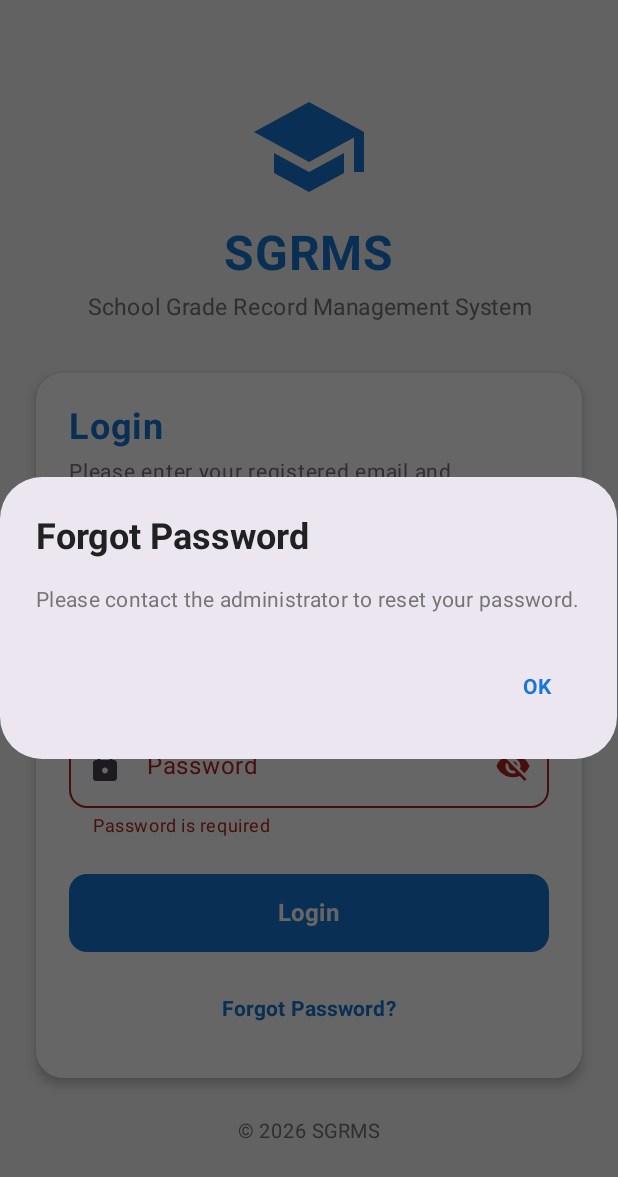
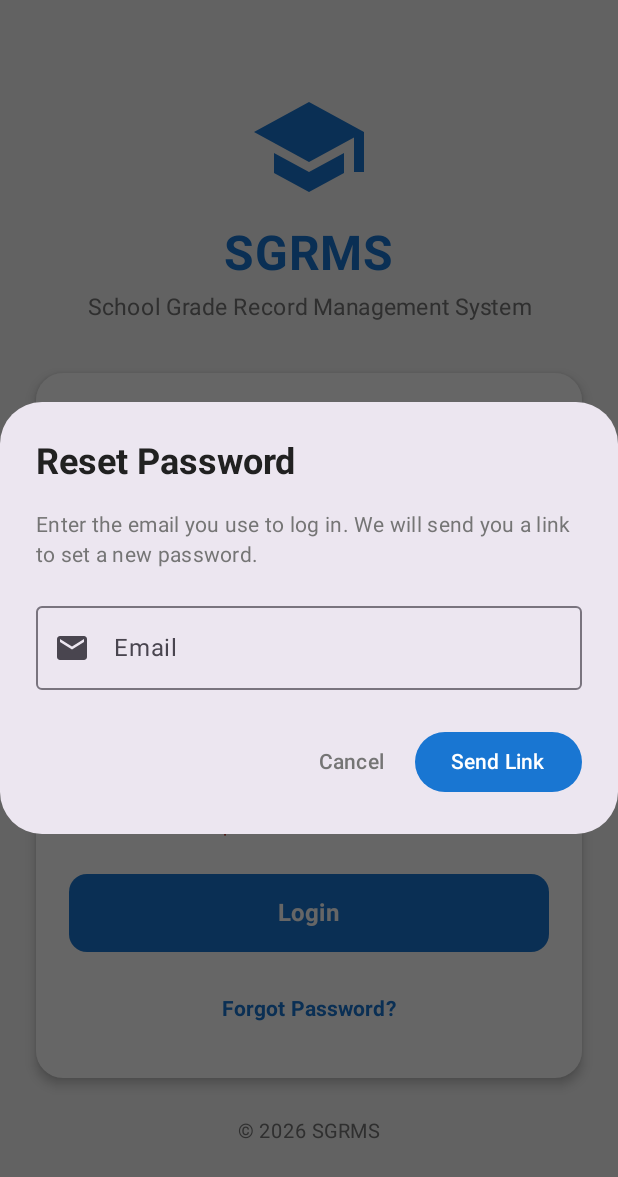
Before and after one commit to wilanwell/SGRMS, an Android app built with Jetpack Compose: the screen it shows after launch (MainActivity), after a tap on "Forgot Password?", on a phone screen of 412 x 824 dp. Shown: the top 1177 px of the screen. Run offline under Robolectric (Android 15) with nearby library versions, the phone set to English and light mode, and no system bars; our stand-ins replace Dagger/Hilt's generated code, Firebase (no records; nobody signed in at launch, a user with empty details on screens opened directly); libraries missing offline, so code that uses them is left out: androidx.hilt.lifecycle; 1 other tap on this screen came first.

Commit message:
Real Forgot Password flow and readable status bar on Login
- Forgot Password? now sends a Firebase reset email instead of telling
  the user to contact the admin. Same response whether or not the email
  is registered, so it cannot be used to discover accounts.
- isValidEmail (same rule as the Cloud Functions) for login and reset,
  with unit tests.
- Dark status bar icons on the light Login screen.

```diff
--- a/app/src/main/java/com/example/sgrms/data/firebase/FirebaseAuthService.kt
+++ b/app/src/main/java/com/example/sgrms/data/firebase/FirebaseAuthService.kt
@@ -64,6 +64,11 @@ class FirebaseAuthService @Inject constructor(
         firebaseAuth.signOut()
     }
 
+    /** Asks Firebase Auth to e-mail a password reset link. */
+    suspend fun sendPasswordResetEmail(email: String) {
+        firebaseAuth.sendPasswordResetEmail(email).await()
+    }
+
     /** Re-authenticates with the current password, then sets a new one. */
     suspend fun changePassword(
         currentPassword: String,
--- a/app/src/main/java/com/example/sgrms/data/repository/AuthRepository.kt
+++ b/app/src/main/java/com/example/sgrms/data/repository/AuthRepository.kt
@@ -35,6 +35,10 @@ class AuthRepository @Inject constructor(
         firebaseAuthService.logoutUser()
     }
 
+    suspend fun sendPasswordResetEmail(email: String) {
+        firebaseAuthService.sendPasswordResetEmail(email)
+    }
+
     suspend fun changePassword(
         currentPassword: String,
         newPassword: String
--- /dev/null
+++ b/app/src/main/java/com/example/sgrms/ui/components/StatusBarIcons.kt
@@ -0,0 +1,30 @@
+package com.example.sgrms.ui.components
+
+import android.app.Activity
+import androidx.compose.runtime.Composable
+import androidx.compose.runtime.DisposableEffect
+import androidx.compose.ui.platform.LocalView
+import androidx.core.view.WindowCompat
+
+/**
+ * Use dark status bar icons while this composable is shown, for screens
+ * with a light background behind the status bar (most screens have the
+ * blue TopBar there and keep the default light icons).
+ */
+@Composable
+fun DarkStatusBarIcons() {
+    val view = LocalView.current
+    if (view.isInEditMode) return
+
+    DisposableEffect(view) {
+        val window = (view.context as? Activity)?.window
+        val controller = window?.let { WindowCompat.getInsetsController(it, view) }
+        val previous = controller?.isAppearanceLightStatusBars
+
+        controller?.isAppearanceLightStatusBars = true
+
+        onDispose {
+            if (previous != null) controller.isAppearanceLightStatusBars = previous
+        }
+    }
+}
--- /dev/null
+++ b/app/src/main/java/com/example/sgrms/ui/login/ForgotPasswordDialog.kt
@@ -0,0 +1,148 @@
+package com.example.sgrms.ui.login
+
+import androidx.compose.foundation.layout.Column
+import androidx.compose.foundation.layout.Spacer
+import androidx.compose.foundation.layout.fillMaxWidth
+import androidx.compose.foundation.layout.height
+import androidx.compose.foundation.layout.size
+import androidx.compose.foundation.text.KeyboardActions
+import androidx.compose.foundation.text.KeyboardOptions
+import androidx.compose.material.icons.Icons
+import androidx.compose.material.icons.filled.Email
+import androidx.compose.material3.AlertDialog
+import androidx.compose.material3.Button
+import androidx.compose.material3.ButtonDefaults
+import androidx.compose.material3.CircularProgressIndicator
+import androidx.compose.material3.Icon
+import androidx.compose.material3.OutlinedTextField
+import androidx.compose.material3.Text
+import androidx.compose.material3.TextButton
+import androidx.compose.runtime.Composable
+import androidx.compose.runtime.collectAsState
+import androidx.compose.runtime.getValue
+import androidx.compose.runtime.mutableStateOf
+import androidx.compose.runtime.remember
+import androidx.compose.runtime.setValue
+import androidx.compose.ui.Modifier
+import androidx.compose.ui.graphics.Color
+import androidx.compose.ui.text.font.FontWeight
+import androidx.compose.ui.text.input.ImeAction
+import androidx.compose.ui.text.input.KeyboardType
+import androidx.compose.ui.unit.dp
+import androidx.compose.ui.unit.sp
+import androidx.hilt.lifecycle.viewmodel.compose.hiltViewModel
+import com.example.sgrms.ui.theme.ErrorRed
+import com.example.sgrms.ui.theme.PrimaryBlue
+import com.example.sgrms.ui.theme.SuccessGreen
+import com.example.sgrms.ui.theme.TextGrey
+import com.example.sgrms.viewmodel.ForgotPasswordViewModel
+import com.example.sgrms.viewmodel.PasswordResetState
+
+/**
+ * Sends a Firebase password reset link to the entered email.
+ * [initialEmail] is pre-filled from the login form.
+ */
+@Composable
+fun ForgotPasswordDialog(
+    initialEmail: String,
+    onDismiss: () -> Unit
+) {
+    val viewModel: ForgotPasswordViewModel = hiltViewModel()
+    val state by viewModel.state.collectAsState()
+
+    var email by remember { mutableStateOf(initialEmail.trim()) }
+    val isSending = state is PasswordResetState.Sending
+
+    fun close() {
+        viewModel.reset()
+        onDismiss()
+    }
+
+    AlertDialog(
+        onDismissRequest = { if (!isSending) close() },
+        title = {
+            Text(text = "Reset Password", fontWeight = FontWeight.Bold)
+        },
+        text = {
+            when (val current = state) {
+                is PasswordResetState.Sent -> Text(
+                    text = "If an account exists for ${current.email}, a password reset link " +
+                        "has been sent to it. Check your inbox and spam folder, then log in " +
+                        "with your new password.",
+                    fontSize = 14.sp,
+                    color = SuccessGreen
+                )
+
+                else -> Column {
+                    Text(
+                        text = "Enter the email you use to log in. We will send you a link to set a new password.",
+                        fontSize = 14.sp,
+                        color = TextGrey
+                    )
+
+                    Spacer(modifier = Modifier.height(16.dp))
+
+                    val errorText = when (current) {
+                        is PasswordResetState.InvalidEmail -> current.message
+                        is PasswordResetState.Error -> current.message
+                        else -> null
+                    }
+
+                    OutlinedTextField(
+                        value = email,
+                        onValueChange = {
+                            email = it
+                            if (state !is PasswordResetState.Idle) viewModel.reset()
+                        },
+                        label = { Text("Email") },
+                        leadingIcon = { Icon(Icons.Default.Email, contentDescription = null) },
+                        singleLine = true,
+                        enabled = !isSending,
+                        isError = errorText != null,
+                        supportingText = errorText?.let { message ->
+                            { Text(text = message, color = ErrorRed) }
+                        },
+                        keyboardOptions = KeyboardOptions(
+                            keyboardType = KeyboardType.Email,
+                            imeAction = ImeAction.Send
+                        ),
+                        keyboardActions = KeyboardActions(
+                            onSend = { viewModel.sendResetEmail(email) }
+                        ),
+                        modifier = Modifier.fillMaxWidth()
+                    )
+                }
+            }
+        },
+        confirmButton = {
+            if (state is PasswordResetState.Sent) {
+                TextButton(onClick = { close() }) {
+                    Text(text = "OK", color = PrimaryBlue, fontWeight = FontWeight.Bold)
+                }
+            } else {
+                Button(
+                    onClick = { viewModel.sendResetEmail(email) },
+                    enabled = !isSending,
+                    colors = ButtonDefaults.buttonColors(containerColor = PrimaryBlue)
+                ) {
+                    if (isSending) {
+                        CircularProgressIndicator(
+                            color = Color.White,
+                            strokeWidth = 2.dp,
+                            modifier = Modifier.size(18.dp)
+                        )
+                    } else {
+                        Text(text = "Send Link")
+                    }
+                }
+            }
+        },
+        dismissButton = {
+            if (state !is PasswordResetState.Sent) {
+                TextButton(onClick = { close() }, enabled = !isSending) {
+                    Text(text = "Cancel", color = TextGrey)
+                }
+            }
+        }
+    )
+}
--- a/app/src/main/java/com/example/sgrms/ui/login/LoginScreen.kt
+++ b/app/src/main/java/com/example/sgrms/ui/login/LoginScreen.kt
@@ -16,7 +16,6 @@ import androidx.compose.material.icons.filled.Lock
 import androidx.compose.material.icons.filled.School
 import androidx.compose.material.icons.filled.Visibility
 import androidx.compose.material.icons.filled.VisibilityOff
-import androidx.compose.material3.AlertDialog
 import androidx.compose.material3.Button
 import androidx.compose.material3.ButtonDefaults
 import androidx.compose.material3.Card
@@ -48,11 +47,15 @@ import com.example.sgrms.ui.theme.BackgroundGrey
 import com.example.sgrms.ui.theme.CardWhite
 import com.example.sgrms.ui.theme.PrimaryBlue
 import com.example.sgrms.ui.theme.TextGrey
+import com.example.sgrms.ui.components.DarkStatusBarIcons
+import com.example.sgrms.utils.isValidEmail
 import com.example.sgrms.viewmodel.AuthViewModel
 import androidx.hilt.lifecycle.viewmodel.compose.hiltViewModel
 
 @Composable
 fun LoginScreen() {
+    DarkStatusBarIcons()
+
     val authViewModel: AuthViewModel = hiltViewModel()
 
     val authUiState by authViewModel.loginUiState.collectAsState()
@@ -67,36 +70,9 @@ fun LoginScreen() {
     var showForgotPasswordDialog by remember { mutableStateOf(false) }
 
     if (showForgotPasswordDialog) {
-        AlertDialog(
-            onDismissRequest = {
-                showForgotPasswordDialog = false
-            },
-            title = {
-                Text(
-                    text = "Forgot Password",
-                    fontWeight = FontWeight.Bold
-                )
-            },
-            text = {
-                Text(
-                    text = "Please contact the administrator to reset your password.",
-                    fontSize = 14.sp,
-                    color = TextGrey
-                )
-            },
-            confirmButton = {
-                TextButton(
-                    onClick = {
-                        showForgotPasswordDialog = false
-                    }
-                ) {
-                    Text(
-                        text = "OK",
-                        color = PrimaryBlue,
-                        fontWeight = FontWeight.Bold
-                    )
-                }
-            }
+        ForgotPasswordDialog(
+            initialEmail = email,
+            onDismiss = { showForgotPasswordDialog = false }
         )
     }
 
@@ -190,7 +166,10 @@ fun LoginScreen() {
                         isError = emailError,
                         supportingText = {
                             if (emailError) {
-                                Text("Email is required")
+                                Text(
+                                    if (email.isBlank()) "Email is required"
+                                    else "Enter a valid email address"
+                                )
                             }
                         },
                         colors = OutlinedTextFieldDefaults.colors(
@@ -274,7 +253,7 @@ fun LoginScreen() {
 
                     Button(
                         onClick = {
-                            emailError = email.isBlank()
+                            emailError = !isValidEmail(email)
                             passwordError = password.isBlank()
 
                             val isValid = !emailError && !passwordError
--- a/app/src/main/java/com/example/sgrms/utils/ValidationUtils.kt
+++ b/app/src/main/java/com/example/sgrms/utils/ValidationUtils.kt
@@ -1 +1,6 @@
 package com.example.sgrms.utils
+
+/** Same rule as the Cloud Functions (functions/src/index.ts EMAIL_PATTERN). */
+private val EMAIL_PATTERN = Regex("^[^\\s@]+@[^\\s@]+\\.[^\\s@]+$")
+
+fun isValidEmail(email: String): Boolean = EMAIL_PATTERN.matches(email.trim())
--- /dev/null
+++ b/app/src/main/java/com/example/sgrms/viewmodel/ForgotPasswordViewModel.kt
@@ -0,0 +1,59 @@
+package com.example.sgrms.viewmodel
+
+import androidx.lifecycle.ViewModel
+import androidx.lifecycle.viewModelScope
+import com.example.sgrms.data.repository.AuthRepository
+import com.example.sgrms.utils.isValidEmail
+import com.example.sgrms.utils.toUserMessage
+import com.google.firebase.auth.FirebaseAuthInvalidUserException
+import dagger.hilt.android.lifecycle.HiltViewModel
+import kotlinx.coroutines.flow.MutableStateFlow
+import kotlinx.coroutines.flow.StateFlow
+import kotlinx.coroutines.flow.asStateFlow
+import kotlinx.coroutines.launch
+import javax.inject.Inject
+
+sealed interface PasswordResetState {
+    data object Idle : PasswordResetState
+    data object Sending : PasswordResetState
+    data class Sent(val email: String) : PasswordResetState
+    data class InvalidEmail(val message: String) : PasswordResetState
+    data class Error(val message: String) : PasswordResetState
+}
+
+@HiltViewModel
+class ForgotPasswordViewModel @Inject constructor(
+    private val authRepository: AuthRepository
+) : ViewModel() {
+
+    private val _state = MutableStateFlow<PasswordResetState>(PasswordResetState.Idle)
+    val state: StateFlow<PasswordResetState> = _state.asStateFlow()
+
+    fun sendResetEmail(rawEmail: String) {
+        val email = rawEmail.trim()
+
+        if (!isValidEmail(email)) {
+            _state.value = PasswordResetState.InvalidEmail("Enter a valid email address")
+            return
+        }
+
+        viewModelScope.launch {
+            _state.value = PasswordResetState.Sending
+
+            _state.value = try {
+                authRepository.sendPasswordResetEmail(email)
+                PasswordResetState.Sent(email)
+            } catch (e: FirebaseAuthInvalidUserException) {
+                // Same answer whether or not the account exists, so the dialog
+                // cannot be used to find out which emails are registered.
+                PasswordResetState.Sent(email)
+            } catch (e: Exception) {
+                PasswordResetState.Error(e.toUserMessage("Could not send the reset email. Please try again."))
+            }
+        }
+    }
+
+    fun reset() {
+        _state.value = PasswordResetState.Idle
+    }
+}
```
Also changed, not shown: 1 other file.
